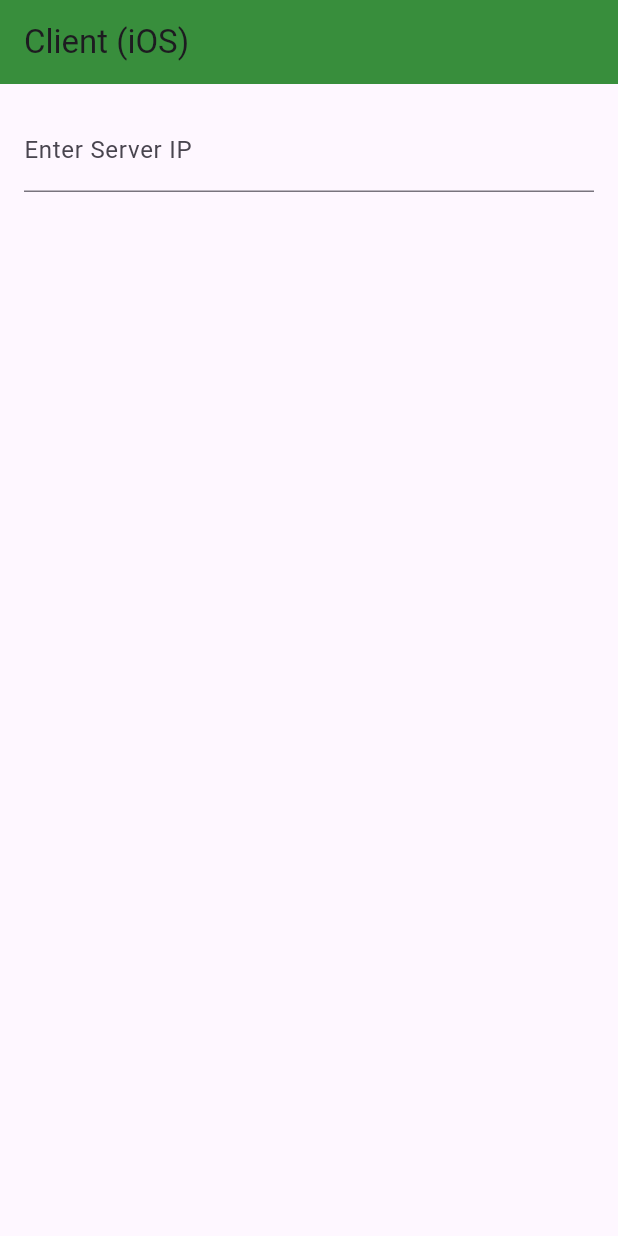
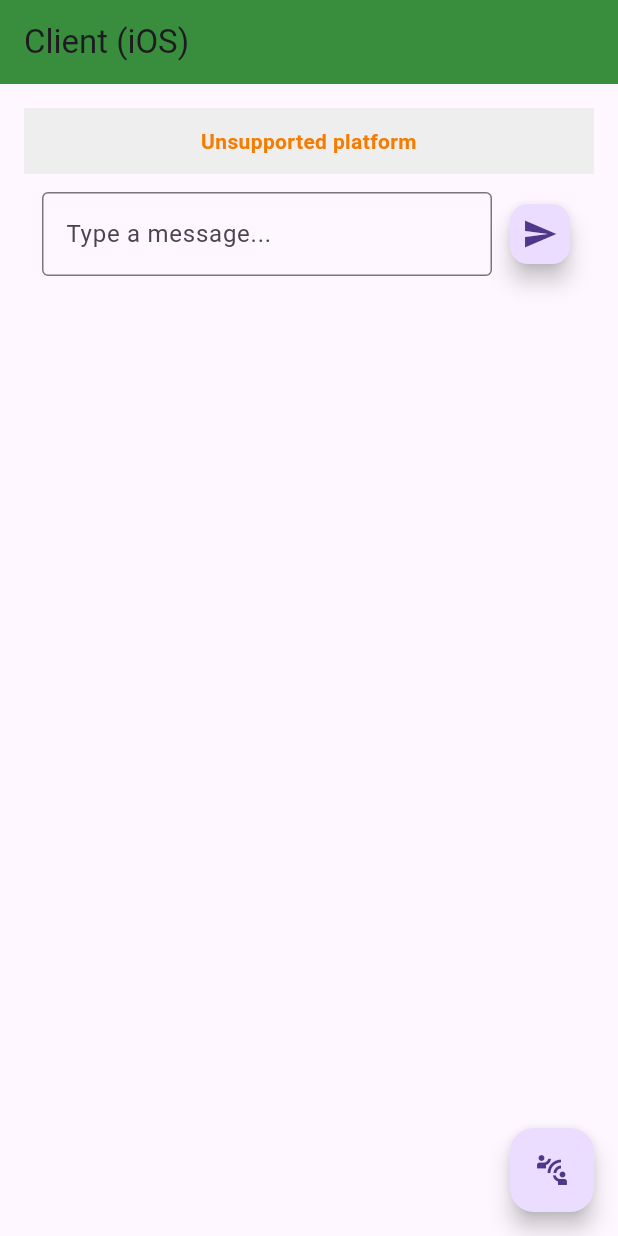
Before and after one commit to frrrrrits/sound_breath, a Flutter app: the screen it shows after launch, on a phone screen of 412 x 824 dp. Run offline on Flutter 3.47's test engine with Material 3 defaults, Android fonts, the phone set to English and light mode, and no system bars.

Commit message:
Enhance MyHomePage UI for server-client communication; add alert dialog for server connection and improve message sending functionality

```diff
--- a/lib/ui/home_page.dart
+++ b/lib/ui/home_page.dart
@@ -1,8 +1,10 @@
 import 'dart:io';
 
 import 'package:flutter/material.dart';
+import 'package:flutter/services.dart';
 import 'package:provider/provider.dart';
 import 'package:sound_breath/persistant/sb_viewmodel.dart';
+import 'package:sound_breath/utils/logger.dart';
 
 class MyHomePage extends StatelessWidget {
   const MyHomePage({super.key});
@@ -24,8 +26,14 @@ class MyHomePage extends StatelessWidget {
             ),
             body: Padding(
               padding: const EdgeInsets.all(16.0),
-              child: Platform.isWindows ? _buildServerUI(viewModel) : _buildClientUI(),
+              child: Platform.isWindows ? _buildServerUI(viewModel) : _buildClientUI(context, viewModel),
             ),
+            floatingActionButton: Platform.isWindows
+                ? null
+                : FloatingActionButton(
+                    onPressed: () => _showAlert(context, 'Info', viewModel),
+                    child: const Icon(Icons.connect_without_contact),
+                  ),
           );
         },
       ),
@@ -86,15 +94,103 @@ class MyHomePage extends StatelessWidget {
     );
   }
 
-  Widget _buildClientUI() {
-    TextEditingController ipCtrl = TextEditingController();
+  Widget _buildClientUI(BuildContext context, SbViewmodel vm) {
+    TextEditingController controller = TextEditingController();
     return Column(
       children: [
-        TextField(
-          controller: ipCtrl,
-          decoration: const InputDecoration(labelText: "Enter Server IP"),
+        Container(
+          width: double.infinity,
+          color: Colors.grey[200],
+          padding: const EdgeInsets.all(12),
+          child: Text(
+            vm.status,
+            style: TextStyle(
+              fontWeight: FontWeight.bold,
+              color: vm.isConnected ? Colors.green[700] : Colors.orange[700],
+            ),
+            textAlign: TextAlign.center,
+          ),
+        ),
+        Padding(
+          padding: const EdgeInsets.all(12),
+          child: Row(
+            children: [
+              Expanded(
+                child: TextField(
+                  controller: controller,
+                  decoration: const InputDecoration(
+                    hintText: 'Type a message...',
+                    border: OutlineInputBorder(),
+                  ),
+                ),
+              ),
+              const SizedBox(width: 8),
+              FloatingActionButton(
+                mini: true,
+                onPressed: () {
+                  if (vm.isConnected) {
+                    vm.sendMessage(controller.text);
+                    controller.clear();
+                    Logger.add("Not connected to server");
+                  } else {
+                    ScaffoldMessenger.of(context).showSnackBar(
+                      const SnackBar(content: Text('Not connected to server')),
+                    );
+                    Logger.add("Not connected to server");
+                  }
+                },
+                child: const Icon(Icons.send),
+              ),
+            ],
+          ),
         ),
       ],
     );
   }
+
+  Future<void> _showAlert(
+    BuildContext context,
+    String title,
+    SbViewmodel vm,
+  ) async {
+    TextEditingController controller = TextEditingController();
+    return showDialog<void>(
+      context: context,
+      barrierDismissible: false,
+      builder: (BuildContext context) {
+        return AlertDialog(
+          title: Text(title),
+          content: SingleChildScrollView(
+            child: ListBody(
+              children: <Widget>[
+                TextField(
+                  controller: controller,
+                  decoration: const InputDecoration(
+                    hintText: 'Input server ip address',
+                    border: OutlineInputBorder(),
+                  ),
+                  keyboardType: TextInputType.number,
+                  inputFormatters: [
+                    FilteringTextInputFormatter.allow(RegExp(r'[0-9.]')),
+                  ],
+                ),
+              ],
+            ),
+          ),
+          actions: <Widget>[
+            TextButton(
+              child: const Text('Connect'),
+              onPressed: () {
+                final ip = controller.text.trim();
+                if (vm.isConnected == false) {
+                  vm.connectToServer(ip);
+                }
+                Navigator.of(context).pop();
+              },
+            ),
+          ],
+        );
+      },
+    );
+  }
 }
```
